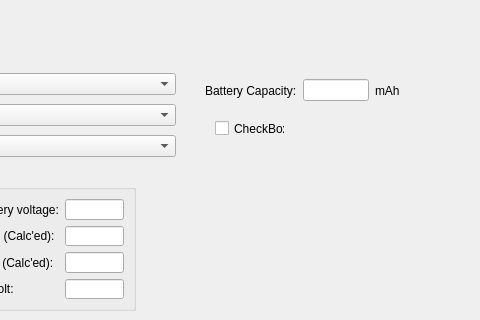
Old version of the form src/ui/configuration/BatteryMonitorConfig.ui in the repository mavlink/qgroundcontrol; both pictures show x 265 to 745 and y 0 to 320 of the 745 by 494 pixel window.
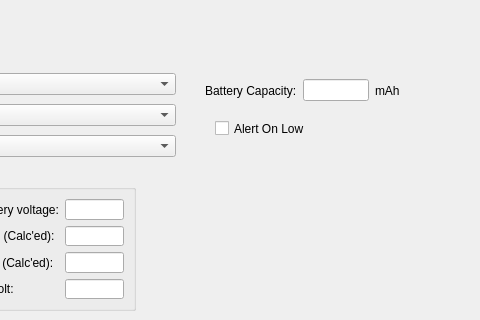
New version of the form. Icons and pictures are not drawn.

```diff
--- a/src/ui/configuration/BatteryMonitorConfig.ui
+++ b/src/ui/configuration/BatteryMonitorConfig.ui
@@ -53,12 +53,12 @@
     <rect>
      <x>480</x>
      <y>120</y>
-     <width>70</width>
+     <width>91</width>
      <height>17</height>
     </rect>
    </property>
    <property name="text">
-    <string>CheckBox</string>
+    <string>Alert On Low</string>
    </property>
   </widget>
   <widget class="QGroupBox" name="groupBox">
```
